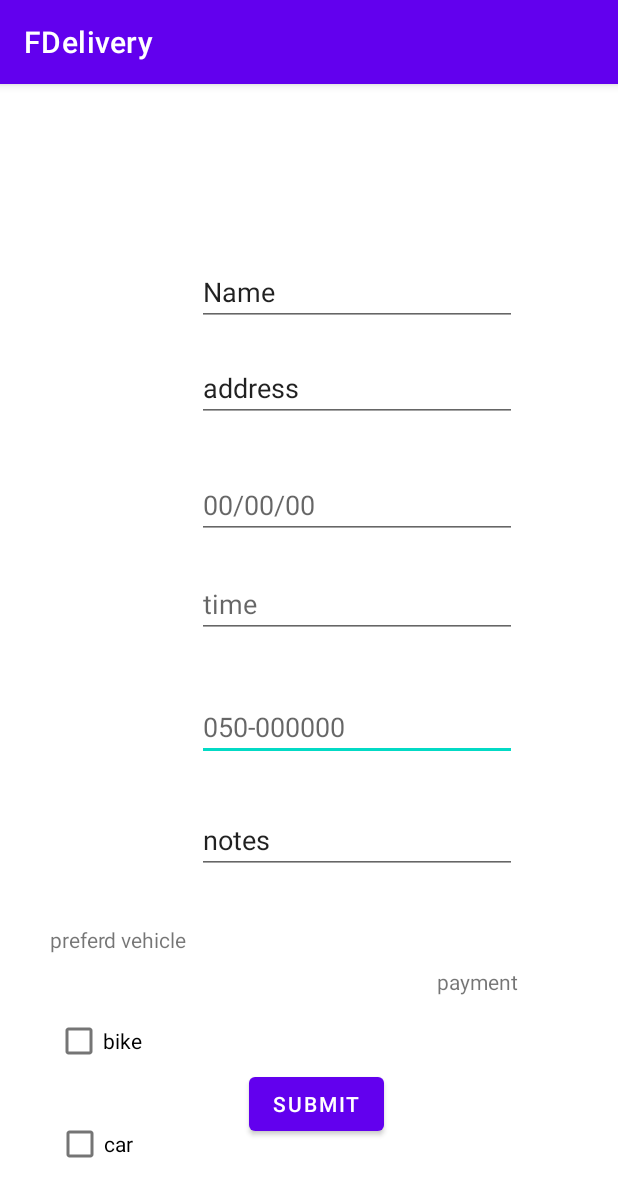
After one commit to FDelivery/business-app, an Android app: the newDelivery screen opened directly, with no data from a screen before it, on a phone screen of 412 x 824 dp. The commit adds this screen. Shown: the top 1197 px of the screen. Run offline under Robolectric (Android 15) with nearby library versions, the phone set to English and light mode, and no system bars.

Commit message:
start new delivery activity

```diff
--- a/app/src/main/AndroidManifest.xml
+++ b/app/src/main/AndroidManifest.xml
@@ -9,6 +9,9 @@
         android:roundIcon="@mipmap/ic_launcher_round"
         android:supportsRtl="true"
         android:theme="@style/Theme.FDelivery">
+        <activity android:name=".newDelivery"></activity>
+        <activity android:name=".deliveryTable" />
+        <activity android:name=".deliveryHistory" />
         <activity android:name=".RegisterNewBusiness" />
         <activity
             android:name=".BusinessMain"
@@ -18,12 +21,10 @@
 
                 <category android:name="android.intent.category.LAUNCHER" />
             </intent-filter>
-
         </activity>
         <activity
             android:name=".MainActivity"
             android:theme="@style/Theme.FDelivery.NoActionBar" />
-
     </application>
 
 </manifest>
--- a/app/src/main/java/com/project/fdelivery/BusinessMain.java
+++ b/app/src/main/java/com/project/fdelivery/BusinessMain.java
@@ -26,7 +26,7 @@ public class BusinessMain extends AppCompatActivity {
         setSupportActionBar(toolbar);
         drawer = findViewById(R.id.drawer_layout);
 
-        ActionBarDrawerToggle toggle = new ActionBarDrawerToggle(this, drawer, toolbar, R.string.navigation_drawer_open, R.string.navigation_drawer_close);
+        ActionBarDrawerToggle toggle = new ActionBarDrawerToggle(this, drawer, toolbar,R.string.navigation_drawer_open, R.string.navigation_drawer_close);
         toggle.syncState();
     }
 
--- /dev/null
+++ b/app/src/main/java/com/project/fdelivery/newDelivery.java
@@ -0,0 +1,70 @@
+package com.project.fdelivery;
+
+import androidx.appcompat.app.AppCompatActivity;
+
+import android.os.Bundle;
+import android.widget.Button;
+import android.widget.CheckBox;
+import android.widget.EditText;
+
+public class newDelivery extends AppCompatActivity {
+    private EditText CPhone, CName, Caddress, Cnote, Date, Time;
+    private CheckBox Bike, Car;
+    private Button submit;
+    @Override
+    protected void onCreate(Bundle savedInstanceState) {
+        super.onCreate(savedInstanceState);
+        setContentView(R.layout.activity_new_delivery);
+
+        CPhone = (EditText)findViewById(R.id.CPhone);
+        CName = (EditText)findViewById(R.id.CName);
+        Caddress = (EditText)findViewById(R.id.Caddress);
+        Cnote = (EditText)findViewById(R.id.Cnote);
+        Date = (EditText)findViewById(R.id.Date);
+        Time = (EditText)findViewById(R.id.Time);
+        Car = (CheckBox)findViewById(R.id.car);
+        Bike = (CheckBox)findViewById(R.id.bike);
+        submit = findViewById(R.id.ndSubmit);
+        submit.setOnClickListener(v -> handleSubmit());
+
+
+    }
+
+    private void handleSubmit()
+    {
+        String clientPhone = CPhone.getText().toString();
+        String clientName = CName.getText().toString();
+        String clientAddress = Caddress.getText().toString();
+        String clientNote = Cnote.getText().toString();
+        String date = Date.getText().toString();
+        String time = Time.getText().toString();
+        Boolean car = Car.isChecked();
+        Boolean bike = Bike.isChecked();
+        if(clientPhone.isEmpty())
+        {
+            CPhone.setError("This field is necessery");
+            return;
+        }
+        if(clientAddress.isEmpty())
+        {
+            Caddress.setError("This field is necessery");
+            return;
+        }
+        if(clientName.isEmpty())
+        {
+            CName.setError("This field is necessery");
+            return;
+        }
+        if(date.isEmpty())
+        {
+            Date.setError("This field is necessery");
+            return;
+        }
+        if(time.isEmpty())
+        {
+            Time.setError("This field is necessery");
+            return;
+        }
+        Delivery delivery = new Delivery(clientAddress, clientPhone, clientName, clientNote, time, date);
+    }
+}
--- a/app/src/main/java/com/project/fdelivery/validations.java
+++ b/app/src/main/java/com/project/fdelivery/validations.java
@@ -6,4 +6,10 @@ public class validations {
         String regex = "^[\\w-_\\.+]*[\\w-_\\.]\\@([\\w]+\\.)+[\\w]+[\\w]$";
         return email.matches(regex);
     }
+//Minimum eight characters, at least one letter and one number
+    public static boolean isValidPassword(String password) {
+        String regex ="^(?=.*[A-Za-z])(?=.*\\d)[A-Za-z\\d]{8,}$";
+
+        return password.matches(regex);
+    }
 }
--- /dev/null
+++ b/app/src/main/res/layout/activity_new_delivery.xml
@@ -0,0 +1,152 @@
+<?xml version="1.0" encoding="utf-8"?>
+<androidx.constraintlayout.widget.ConstraintLayout xmlns:android="http://schemas.android.com/apk/res/android"
+    xmlns:app="http://schemas.android.com/apk/res-auto"
+    xmlns:tools="http://schemas.android.com/tools"
+    android:layout_width="match_parent"
+    android:layout_height="match_parent"
+    tools:context=".newDelivery">
+
+    <EditText
+        android:id="@+id/CPhone"
+        android:layout_width="wrap_content"
+        android:layout_height="wrap_content"
+        android:ems="10"
+        android:hint="050-000000"
+        android:inputType="phone"
+        app:layout_constraintBottom_toBottomOf="parent"
+        app:layout_constraintEnd_toEndOf="parent"
+        app:layout_constraintHorizontal_bias="0.661"
+        app:layout_constraintStart_toStartOf="parent"
+        app:layout_constraintTop_toTopOf="parent"
+        app:layout_constraintVertical_bias="0.562" />
+
+    <EditText
+        android:id="@+id/CName"
+        android:layout_width="wrap_content"
+        android:layout_height="wrap_content"
+        android:ems="10"
+        android:inputType="textPersonName"
+        android:text="Name"
+        app:layout_constraintBottom_toTopOf="@+id/CPhone"
+        app:layout_constraintEnd_toEndOf="parent"
+        app:layout_constraintHorizontal_bias="0.661"
+        app:layout_constraintStart_toStartOf="parent"
+        app:layout_constraintTop_toTopOf="parent"
+        app:layout_constraintVertical_bias="0.321" />
+
+    <EditText
+        android:id="@+id/Caddress"
+        android:layout_width="wrap_content"
+        android:layout_height="wrap_content"
+        android:ems="10"
+        android:inputType="textPersonName"
+        android:text="address"
+        app:layout_constraintBottom_toTopOf="@+id/CPhone"
+        app:layout_constraintEnd_toEndOf="parent"
+        app:layout_constraintHorizontal_bias="0.661"
+        app:layout_constraintStart_toStartOf="parent"
+        app:layout_constraintTop_toBottomOf="@+id/CName"
+        app:layout_constraintVertical_bias="0.094" />
+
+    <EditText
+        android:id="@+id/Cnote"
+        android:layout_width="wrap_content"
+        android:layout_height="wrap_content"
+        android:ems="10"
+        android:inputType="textPersonName"
+        android:text="notes"
+        app:layout_constraintBottom_toBottomOf="parent"
+        app:layout_constraintEnd_toEndOf="parent"
+        app:layout_constraintHorizontal_bias="0.661"
+        app:layout_constraintStart_toStartOf="parent"
+        app:layout_constraintTop_toTopOf="parent"
+        app:layout_constraintVertical_bias="0.666" />
+
+    <TextView
+        android:id="@+id/cost"
+        android:layout_width="89dp"
+        android:layout_height="62dp"
+        android:text="payment"
+        app:layout_constraintBottom_toBottomOf="parent"
+        app:layout_constraintEnd_toEndOf="parent"
+        app:layout_constraintHorizontal_bias="0.903"
+        app:layout_constraintStart_toStartOf="parent"
+        app:layout_constraintTop_toTopOf="parent"
+        app:layout_constraintVertical_bias="0.834" />
+
+    <EditText
+        android:id="@+id/Date"
+        android:layout_width="wrap_content"
+        android:layout_height="wrap_content"
+        android:layout_marginBottom="63dp"
+        android:ems="10"
+        android:hint="00/00/00"
+        android:inputType="date"
+        app:layout_constraintBottom_toBottomOf="parent"
+        app:layout_constraintEnd_toEndOf="parent"
+        app:layout_constraintHorizontal_bias="0.661"
+        app:layout_constraintStart_toStartOf="parent"
+        app:layout_constraintTop_toTopOf="parent"
+        app:layout_constraintVertical_bias="0.391" />
+
+    <EditText
+        android:id="@+id/Time"
+        android:layout_width="wrap_content"
+        android:layout_height="wrap_content"
+        android:ems="10"
+        android:hint="time"
+        android:inputType="time"
+        app:layout_constraintBottom_toBottomOf="parent"
+        app:layout_constraintEnd_toEndOf="parent"
+        app:layout_constraintHorizontal_bias="0.661"
+        app:layout_constraintStart_toStartOf="parent"
+        app:layout_constraintTop_toTopOf="parent"
+        app:layout_constraintVertical_bias="0.448" />
+
+    <TextView
+        android:id="@+id/preferd_vehicle"
+        android:layout_width="161dp"
+        android:layout_height="27dp"
+        android:text="preferd vehicle"
+        app:layout_constraintBottom_toBottomOf="parent"
+        app:layout_constraintEnd_toEndOf="parent"
+        app:layout_constraintHorizontal_bias="0.133"
+        app:layout_constraintStart_toStartOf="parent"
+        app:layout_constraintTop_toTopOf="parent"
+        app:layout_constraintVertical_bias="0.757" />
+
+    <CheckBox
+        android:id="@+id/bike"
+        android:layout_width="wrap_content"
+        android:layout_height="wrap_content"
+        android:text="bike"
+        app:layout_constraintBottom_toBottomOf="parent"
+        app:layout_constraintEnd_toEndOf="parent"
+        app:layout_constraintHorizontal_bias="0.104"
+        app:layout_constraintStart_toStartOf="parent"
+        app:layout_constraintTop_toTopOf="parent"
+        app:layout_constraintVertical_bias="0.853" />
+
+    <CheckBox
+        android:id="@+id/car"
+        android:layout_width="wrap_content"
+        android:layout_height="wrap_content"
+        android:text="car"
+        app:layout_constraintBottom_toBottomOf="parent"
+        app:layout_constraintEnd_toEndOf="parent"
+        app:layout_constraintHorizontal_bias="0.103"
+        app:layout_constraintStart_toStartOf="parent"
+        app:layout_constraintTop_toTopOf="parent"
+        app:layout_constraintVertical_bias="0.948" />
+
+    <Button
+        android:id="@+id/ndSubmit"
+        android:layout_width="wrap_content"
+        android:layout_height="wrap_content"
+        android:layout_marginTop="68dp"
+        android:layout_marginEnd="156dp"
+        android:layout_marginRight="156dp"
+        android:text="submit"
+        app:layout_constraintEnd_toEndOf="parent"
+        app:layout_constraintTop_toBottomOf="@+id/preferd_vehicle" />
+</androidx.constraintlayout.widget.ConstraintLayout>
--- a/app/src/main/res/values-v21/styles.xml
+++ /dev/null
@@ -1,5 +0,0 @@
-<?xml version="1.0" encoding="utf-8"?>
-
-<resources>
-
-</resources>
--- a/app/src/main/res/values/themes.xml
+++ b/app/src/main/res/values/themes.xml
@@ -16,5 +16,6 @@
     <style name="Theme.FDelivery.NoActionBar">
         <item name="windowActionBar">false</item>
         <item name="windowNoTitle">true</item>
+        <item name="android:statusBarColor" tools:targetApi="lollipop">@android:color/transparent</item>
     </style>
 </resources>
```
Also changed, not shown: app/src/main/java/com/project/fdelivery/Business.java (+5 -10 lines), app/src/main/java/com/project/fdelivery/Delivery.java (added, +9 -0 lines), app/src/main/java/com/project/fdelivery/RegisterNewBusiness.java (+11 -4 lines), app/src/main/java/com/project/fdelivery/deliveryHistory.java (added, +14 -0 lines), app/src/main/java/com/project/fdelivery/deliveryTable.java (added, +14 -0 lines), app/src/main/res/layout/activity_business_main.xml (+10 -21 lines), app/src/main/res/layout/activity_delivery_history.xml (added, +9 -0 lines), app/src/main/res/layout/activity_delivery_table.xml (added, +9 -0 lines).
